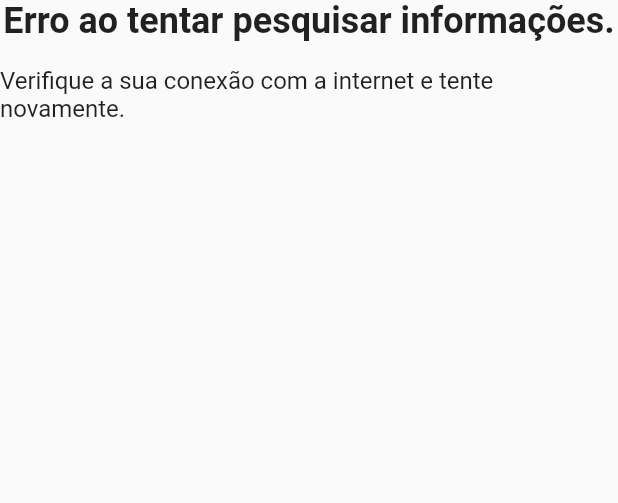
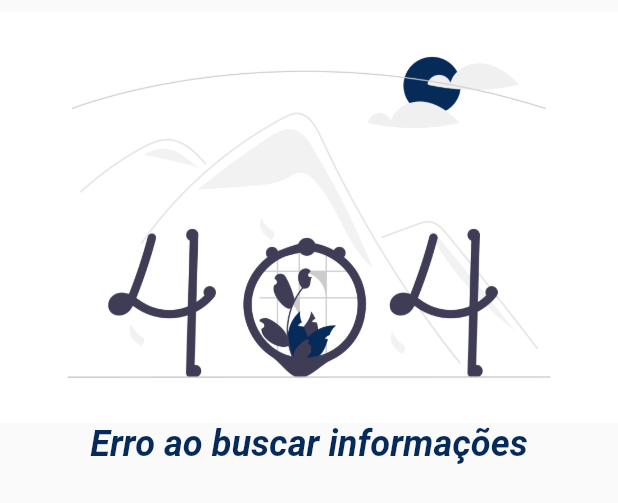
Before and after one commit to ElexandroTorres/Acoes-Ibovespa, a Flutter app: the ErrorInformation widget shown alone on an empty page, opened directly, on a phone screen of 412 x 824 dp. Shown: the top 503 px of the screen. Run offline on Flutter 3.47's test engine with Material 2 defaults, Android fonts, the phone set to English and light mode, and no system bars.

Commit message:
aplication funcionalities completes

```diff
--- a/lib/model/stock.dart
+++ b/lib/model/stock.dart
@@ -30,7 +30,7 @@ class Stock {
 
   Stock.noData()
       : symbol = 'Simbolo invalido',
-        name = 'Nenhnuma compania correspondente ao simbolo informado',
+        name = 'Nenhnuma compania correspondente ao simbolo informado.',
         companyName = null,
         description = null,
         marketCap = null,
--- a/lib/ui/widgets/error_information.dart
+++ b/lib/ui/widgets/error_information.dart
@@ -2,24 +2,27 @@ import 'package:acoes_ibovespa/model/stock.dart';
 import 'package:flutter/material.dart';
 
 class ErrorInformation extends StatelessWidget {
-  const ErrorInformation({Key? key}) : super(key: key);
+  const ErrorInformation({
+    Key? key,
+  }) : super(key: key);
 
   @override
   Widget build(BuildContext context) {
     return Container(
+      margin: EdgeInsets.only(top: 8),
       child: Column(
-        crossAxisAlignment: CrossAxisAlignment.center,
+        crossAxisAlignment: CrossAxisAlignment.stretch,
         children: [
+          Image.asset('assets/images/error.png'),
           Text(
-            'Erro ao tentar pesquisar informações.',
-            style: TextStyle(fontSize: 24, fontWeight: FontWeight.bold),
-          ),
-          SizedBox(
-            height: 16,
-          ),
-          Text(
-            'Verifique a sua conexão com a internet e tente novamente.',
-            style: TextStyle(fontSize: 16, fontWeight: FontWeight.w400),
+            'Erro ao buscar informações',
+            textAlign: TextAlign.center,
+            style: TextStyle(
+              fontSize: 24,
+              fontStyle: FontStyle.italic,
+              fontWeight: FontWeight.w600,
+              color: Color(0xFF072B59),
+            ),
           ),
         ],
       ),
```
Also changed, not shown: lib/api/hg_finance_api.dart (+0 -14 lines), lib/model/stock_fake_data.dart (deleted, +0 -13 lines), lib/ui/home_page.dart (+8 -29 lines), lib/ui/widgets/start_information.dart (added, +15 -0 lines), lib/ui/widgets/stock_information.dart (+70 -40 lines), lib/api/hg_finance_stock_list.dart (deleted).
